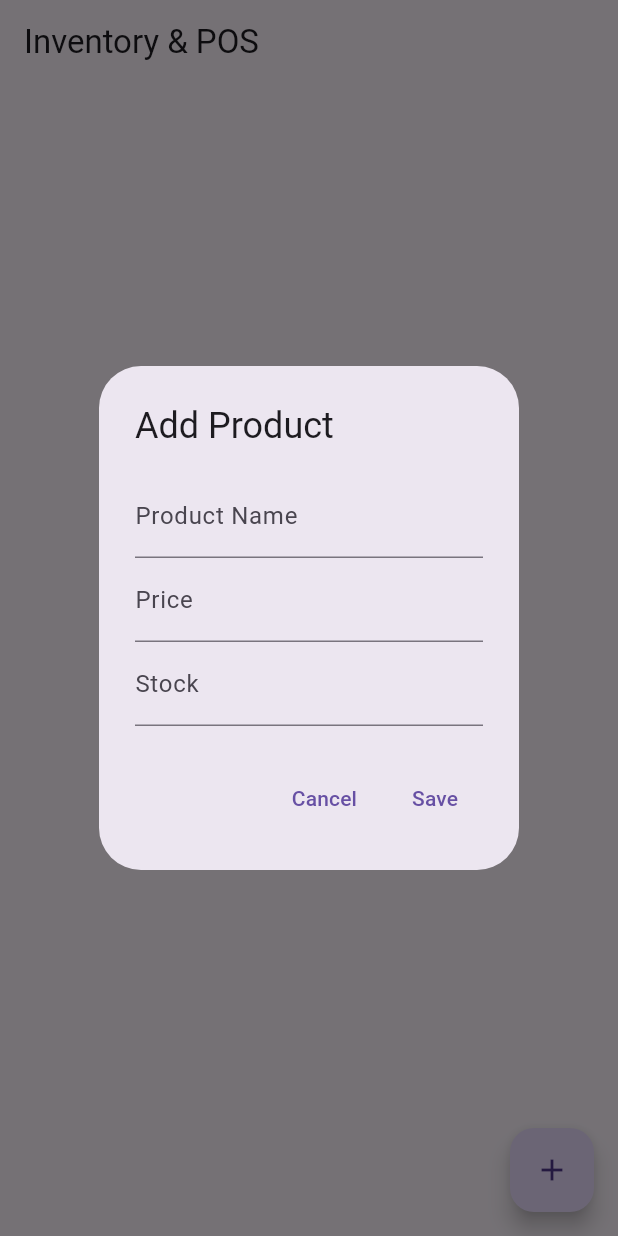
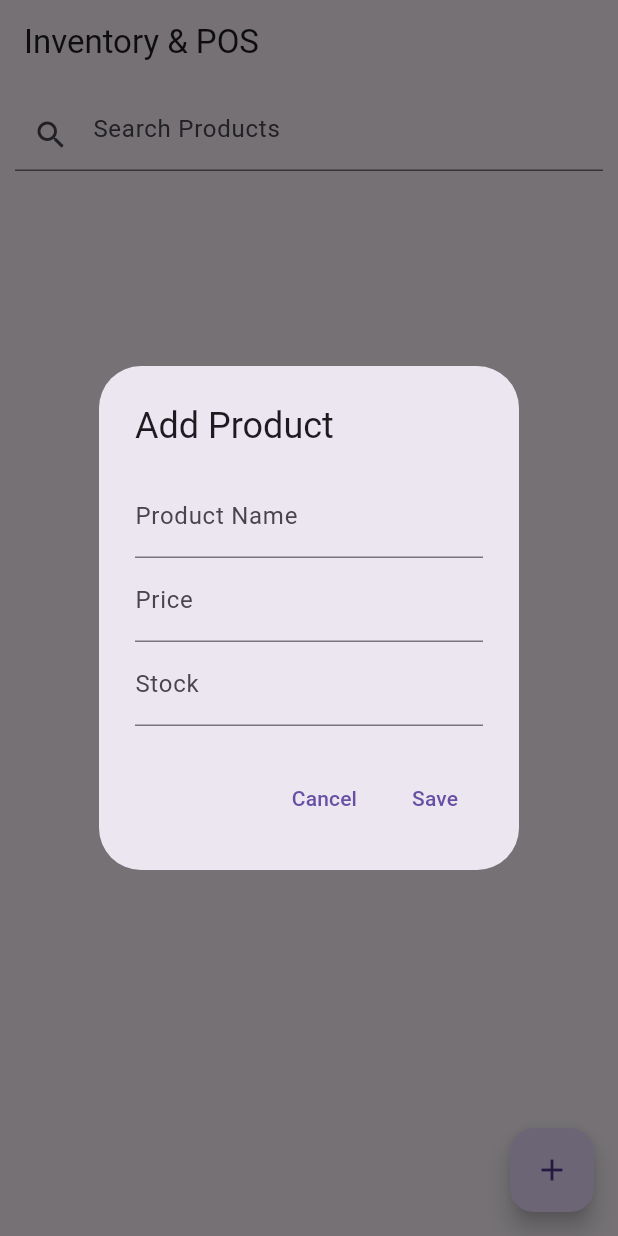
Before and after one commit to nanthamom/flutter-pos-kiosk, a Flutter app: the screen it shows after launch, after a tap on the "add" icon, on a phone screen of 412 x 824 dp. Run offline on Flutter 3.47's test engine with Material 3 defaults, Android fonts, the light colour scheme and no system bars; our stand-ins replace hive_flutter; accounts and stored records are empty.

Commit message:
Add Search, Low Stock Alerts & Hive Key Updates

```diff
--- a/lib/models/product.dart
+++ b/lib/models/product.dart
@@ -1,9 +1,12 @@
 class Product {
+  int hiveKey;
+
   String name;
   double price;
   int stock;
 
   Product({ // Constructors --> Objects
+    required this.hiveKey,
     required this.name,
     required this.price,
     required this.stock,
--- a/lib/screens/checkout_screen.dart
+++ b/lib/screens/checkout_screen.dart
@@ -66,7 +66,7 @@ class _CheckoutScreenState extends State<CheckoutScreen> {
                 final box = Hive.box('inventory');
 
                 box.put(
-                  0,
+                  widget.product.hiveKey,
                   {
                     'name': widget.product.name,
                     'price': widget.product.price,
@@ -75,7 +75,7 @@ class _CheckoutScreenState extends State<CheckoutScreen> {
                 );
 
                 print(box.values);
-;
+
                 ScaffoldMessenger.of(context).showSnackBar(
                   SnackBar(
                     content: Text('New Stock: $newStock'),
--- a/lib/screens/inventory_screen.dart
+++ b/lib/screens/inventory_screen.dart
@@ -15,8 +15,10 @@ class _InventoryScreenState extends State<InventoryScreen> {
   final TextEditingController nameController = TextEditingController();
   final TextEditingController priceController = TextEditingController();
   final TextEditingController stockController = TextEditingController();
+  final TextEditingController searchController = TextEditingController();
 
   final List<Product> products = [];
+  String searchQuery = ''; // search products
 
   @override
   void initState() { // screen opens, runs once
@@ -28,13 +30,17 @@ class _InventoryScreenState extends State<InventoryScreen> {
   void loadProducts() {
     final box = Hive.box('inventory'); // connect to Hive database
     // box.clear(); // delete key indexes
+    print(box.keys);
+    print(box.values);
 
     print('Total Hive Records: ${box.length}');
     print(box.values);
 
-    for (var item in box.values) { // loop through every saved item in Hive
+    for (var key in box.keys) { // loop through every saved item in Hive
+      final item = box.get(key);
       products.add( // add each item into products list
         Product( // convert Hive data into Product Object
+          hiveKey: key,
           name: item['name'],
           price: item['price'],
           stock: item['stock'],
@@ -45,7 +51,15 @@ class _InventoryScreenState extends State<InventoryScreen> {
 
   @override
   Widget build(BuildContext context) {
+
+      final filteredProducts = products.where((product) {
+        return product.name
+              .toLowerCase()
+              .contains(searchQuery.toLowerCase());
+      }).toList();
+
       return Scaffold(
+
       appBar: AppBar(
         title: const Text('Inventory & POS'),
       ),
@@ -88,6 +102,10 @@ class _InventoryScreenState extends State<InventoryScreen> {
                 TextButton(
                   onPressed: () {
                     Navigator.pop(context);
+
+                    nameController.clear();
+                    priceController.clear();
+                    stockController.clear();
                   },
 
                   child: const Text('Cancel'),
@@ -104,7 +122,6 @@ class _InventoryScreenState extends State<InventoryScreen> {
                       print(box.values);
 
                       box.add({
-
                         'name': nameController.text,
                         'price': double.parse(priceController.text),
                         'stock': int.parse(stockController.text),
@@ -114,14 +131,13 @@ class _InventoryScreenState extends State<InventoryScreen> {
 
                       products.add(
                         Product(
+                        hiveKey: 0,
                         name: nameController.text,
                         price: double.parse(priceController.text),
                         stock: int.parse(stockController.text),
-
                       ),
                     );
                   });
-
                   Navigator.pop(context);
 
                   nameController.clear();
@@ -139,10 +155,33 @@ class _InventoryScreenState extends State<InventoryScreen> {
         child: const Icon(Icons.add),
       ),
 
-      body: ListView.builder(
-        itemCount: products.length,
+      body: Column(
+      children: [
+
+        Padding(
+          padding: const EdgeInsets.all(10),
+          child: TextField(
+            controller: searchController,
+
+            onChanged: (value) {
+              setState(() {
+                searchQuery = value;
+              });
+            },
+
+            decoration: const InputDecoration(
+              hintText: 'Search Products',
+              prefixIcon: Icon(Icons.search),
+            ),
+          ),
+        ),
+
+        Expanded(
+          child: ListView.builder(
+            itemCount: filteredProducts.length,
             itemBuilder: (context, index) {
-          final product = products[index];
+
+              final product = filteredProducts[index];
 
               return Dismissible(
                 key: Key(product.name),
@@ -248,12 +287,32 @@ class _InventoryScreenState extends State<InventoryScreen> {
               },
 
             title: Text(product.name),
-            subtitle: Text('Stock: ${product.stock}'),
+            subtitle: Column(
+              crossAxisAlignment: CrossAxisAlignment.start,
+              children: [
+
+                Text(
+                  'Stock: ${product.stock}',
+                ),
+                if (product.stock <= 5)
+                const Text(
+                  '⚠ Low Stock',
+                  style: TextStyle(
+                    color: Colors.red,
+                    fontWeight: FontWeight.bold,
+                  ),
+                ),
+              ],
+            ),
+
              trailing: Text('£${product.price}'),
             ),
           );
-        },
-      ),
+        }, // itemBuilder
+      ), // ListView.builder
+    ), // Expanded
+  ], // children
+), // Column
 );
 }
-}
+}// Scaffold
```
Lines whose indentation alone changed are shown as unchanged.
